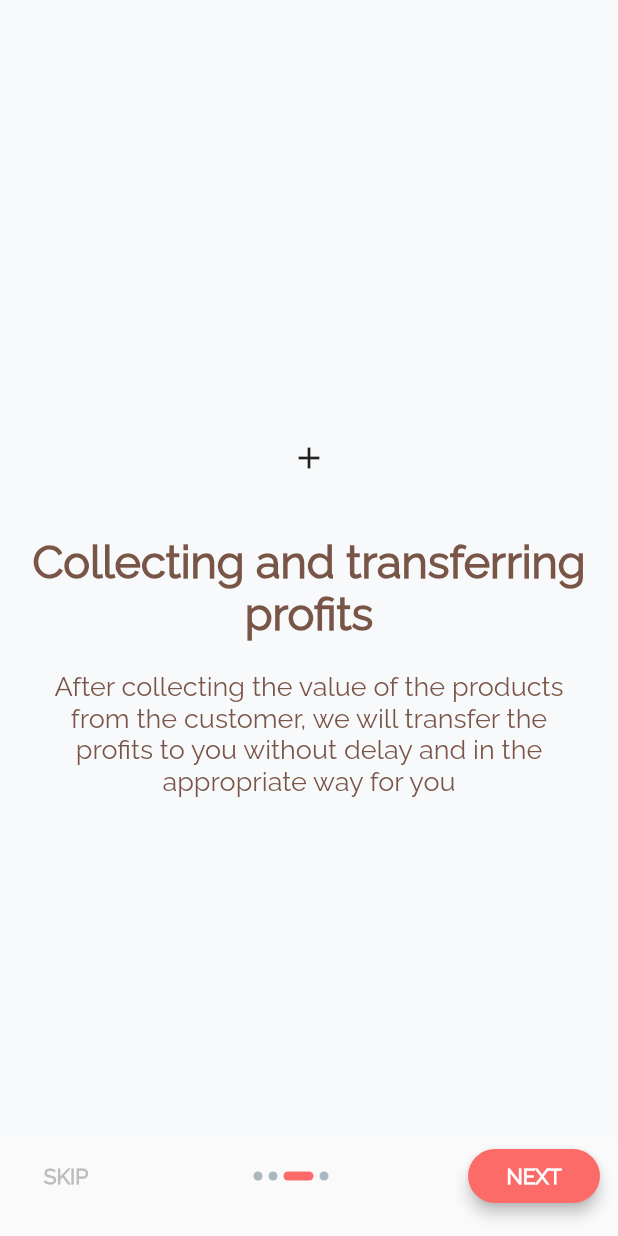
After one commit to hassan-thabet/al-matjar, a Flutter app: the OnBoardingPage screen opened directly, swiped to page 3, on a phone screen of 412 x 824 dp. The commit adds this screen. Run offline on Flutter 3.47's test engine with Material 2 defaults, Android fonts, the phone set to English and light mode, and no system bars; our stand-ins replace flutter_bloc, shared_preferences; accounts and stored records are empty.

Commit message:
onBoarding Pages

```diff
--- a/assets/lang/en.json
+++ b/assets/lang/en.json
@@ -1,5 +1,15 @@
 {
-  "hello_world" : "Hello World",
-  "lang" : "english"
-
+  "hello_world": "Hello World",
+  "lang": "english",
+  "next": "next",
+  "skip": "skip",
+  "start": "get started",
+  "on_boarding_title1": "Do you want to increase your income ?",
+  "on_boarding_description1": "al-matjar will helps you to start your e-commerce easily. We will provide all products at a special price that guarantees you greater profit.",
+  "on_boarding_title2": "Warehousing and delivery",
+  "on_boarding_description2": "Without warehousing and capital problems, in addition to a fast delivery service at special prices",
+  "on_boarding_title3": "Collecting and transferring profits",
+  "on_boarding_description3": "After collecting the value of the products from the customer, we will transfer the profits to you without delay and in the appropriate way for you",
+  "on_boarding_title4": "All you have to do is",
+  "on_boarding_description4": "Market your products in the right way for you, whether TikTok, Snapchat, Instagram or Facebook, then receive your profits"
 }
--- a/lib/bloc/locale_state.dart
+++ b/lib/bloc/locale_state.dart
@@ -9,4 +9,4 @@ class ChangeLocaleState extends LocaleState
   {
     final Locale locale;
     ChangeLocaleState({required this.locale});
-}
+  }
--- /dev/null
+++ b/lib/features/onBoarding/presentation/bloc/onBoarding_cubit.dart
@@ -0,0 +1,23 @@
+import 'dart:math';
+
+import 'package:flutter_bloc/flutter_bloc.dart';
+import 'onBoarding_state.dart';
+
+class OnBoardingCubit extends Cubit<OnBoardingState> {
+  OnBoardingCubit() : super(OnBoardingInitial());
+
+  // On App Start
+  startSplashPage() async {
+    emit(SplashPageLoading());
+
+    /// add new f like check connection or download some data from api
+    await Future.delayed(const Duration(seconds: 3));
+    emit(SplashPageLoaded());
+    emit(OnBoardingSlideChange(slideIndex: 0));
+  }
+
+  // onBoarding screen
+  onSlideChange(int slideIndex) {
+    emit(OnBoardingSlideChange(slideIndex: slideIndex));
+  }
+}
--- /dev/null
+++ b/lib/features/onBoarding/presentation/bloc/onBoarding_state.dart
@@ -0,0 +1,16 @@
+abstract class OnBoardingState {}
+
+class OnBoardingInitial extends OnBoardingState {}
+
+// Splash Page States
+class SplashPageLoading extends OnBoardingState {}
+
+class SplashPageLoaded extends OnBoardingState {}
+
+// OnBoarding Page States
+
+class OnBoardingSlideChange extends OnBoardingState {
+  final int slideIndex;
+
+  OnBoardingSlideChange({required this.slideIndex});
+}
--- /dev/null
+++ b/lib/features/onBoarding/presentation/pages/onBoarding_page.dart
@@ -0,0 +1,136 @@
+import 'package:almatjar/features/onBoarding/presentation/bloc/onBoarding_cubit.dart';
+import 'package:almatjar/features/onBoarding/presentation/bloc/onBoarding_state.dart';
+import 'package:almatjar/features/onBoarding/presentation/widgets/onBoarding_page_indicator.dart';
+import 'package:almatjar/features/onBoarding/presentation/widgets/onBoarding_slide_widget.dart';
+import 'package:almatjar/global_app_localizations.dart';
+import 'package:almatjar/settings.dart';
+import 'package:flutter/material.dart';
+import 'package:flutter_bloc/flutter_bloc.dart';
+
+class OnBoardingPage extends StatelessWidget {
+  const OnBoardingPage({Key? key}) : super(key: key);
+
+  @override
+  Widget build(BuildContext context) {
+    return Scaffold(
+        backgroundColor: const Color(0xffF8F9FA),
+        body: SizedBox(
+            height: double.infinity - 120,
+            width: double.infinity,
+            child: BlocBuilder<OnBoardingCubit, OnBoardingState>(
+                builder: (context, state) {
+              return PageView(
+                onPageChanged: (index) {
+                  BlocProvider.of<OnBoardingCubit>(context)
+                      .onSlideChange(index);
+                },
+                children: <Widget>[
+                  OnBoardingSlideWidget(
+                      'imagePath',
+                      'on_boarding_title1'.tr(context),
+                      'on_boarding_description1'.tr(context)),
+                  OnBoardingSlideWidget(
+                      'imagePath',
+                      'on_boarding_title2'.tr(context),
+                      'on_boarding_description2'.tr(context)),
+                  OnBoardingSlideWidget(
+                      'imagePath',
+                      'on_boarding_title3'.tr(context),
+                      'on_boarding_description3'.tr(context)),
+                  OnBoardingSlideWidget(
+                      'imagePath',
+                      'on_boarding_title4'.tr(context),
+                      'on_boarding_description4'.tr(context)),
+                ],
+              );
+            })),
+        bottomSheet: Padding(
+          padding: const EdgeInsets.symmetric(horizontal: 12),
+          child: BlocBuilder<OnBoardingCubit, OnBoardingState>(
+              builder: (context, state) {
+            if (state is OnBoardingSlideChange) {
+              if (state.slideIndex != 3) {
+                return Container(
+                  color: Colors.transparent,
+                  padding: const EdgeInsets.only(bottom: 16),
+                  child: Row(
+                    mainAxisAlignment: MainAxisAlignment.spaceBetween,
+                    children: <Widget>[
+                      TextButton(
+                        onPressed: () {},
+                        child: Text(
+                          'skip'.tr(context).toUpperCase(),
+                          style: const TextStyle(
+                              color: Color(0xffBCBDBD),
+                              fontWeight: FontWeight.w600),
+                        ),
+                      ),
+                      Row(
+                        children: [
+                          for (int i = 0; i < 4; i++)
+                            i == state.slideIndex
+                                ? const OnBoardingPageIndicator(
+                                    isCurrentPage: true)
+                                : const OnBoardingPageIndicator(
+                                    isCurrentPage: false),
+                        ],
+                      ),
+                      MaterialButton(
+                        onPressed: () {
+                          Navigator.pushReplacement(
+                              context,
+                              MaterialPageRoute(
+                                  builder: (context) => const SettingScreen()));
+                        },
+                        color: const Color(0xffFC6B68),
+                        elevation: 4,
+                        shape: RoundedRectangleBorder(
+                            borderRadius: BorderRadius.circular(32)),
+                        child: Text(
+                          'next'.tr(context).toUpperCase(),
+                          style: const TextStyle(
+                              fontSize: 14,
+                              color: Colors.white,
+                              fontWeight: FontWeight.w600),
+                        ),
+                      ),
+                    ],
+                  ),
+                );
+              }
+              return Container(
+                color: Colors.transparent,
+                padding: const EdgeInsets.only(bottom: 16),
+                child: Row(
+                  mainAxisAlignment: MainAxisAlignment.center,
+                  children: [
+                    MaterialButton(
+                      onPressed: () {
+                        Navigator.pushReplacement(
+                            context,
+                            MaterialPageRoute(
+                                builder: (context) => const SettingScreen()));
+                      },
+                      color: const Color(0xffFC6B68),
+                      elevation: 12,
+                      minWidth: 200,
+                      height: 44,
+                      shape: RoundedRectangleBorder(
+                          borderRadius: BorderRadius.circular(32)),
+                      child: Text(
+                        'start'.tr(context).toUpperCase(),
+                        style: const TextStyle(
+                            fontSize: 14,
+                            color: Colors.white,
+                            fontWeight: FontWeight.w600),
+                      ),
+                    ),
+                  ],
+                ),
+              );
+            }
+            return const SizedBox();
+          }),
+        ));
+  }
+}
--- /dev/null
+++ b/lib/features/onBoarding/presentation/widgets/onBoarding_page_indicator.dart
@@ -0,0 +1,21 @@
+import 'package:flutter/material.dart';
+
+class OnBoardingPageIndicator extends StatelessWidget {
+  final bool isCurrentPage;
+
+  const OnBoardingPageIndicator({super.key, required this.isCurrentPage});
+
+  @override
+  Widget build(BuildContext context) {
+    return Container(
+      margin: const EdgeInsets.symmetric(horizontal: 2.0),
+      height: isCurrentPage ? 6 : 6,
+      width: isCurrentPage ? 20 : 6,
+      decoration: BoxDecoration(
+        color:
+            isCurrentPage ? const Color(0xffFC6B68) : const Color(0xffAAB7C1),
+        borderRadius: BorderRadius.circular(12),
+      ),
+    );
+  }
+}
--- /dev/null
+++ b/lib/features/onBoarding/presentation/widgets/onBoarding_slide_widget.dart
@@ -0,0 +1,40 @@
+import 'package:flutter/material.dart';
+
+class OnBoardingSlideWidget extends StatelessWidget {
+  final String imagePath, title, description;
+
+  const OnBoardingSlideWidget(this.imagePath, this.title, this.description,
+      {super.key});
+
+  @override
+  Widget build(BuildContext context) {
+    return Container(
+      padding: const EdgeInsets.symmetric(horizontal: 20),
+      alignment: Alignment.center,
+      child: Column(
+        mainAxisAlignment: MainAxisAlignment.center,
+        children: <Widget>[
+          const Icon(Icons.add),
+          const SizedBox(
+            height: 40,
+          ),
+          Text(
+            title,
+            textAlign: TextAlign.center,
+            style: const TextStyle(
+                fontWeight: FontWeight.w600, fontSize: 30, color: Colors.brown),
+          ),
+          const SizedBox(
+            height: 20,
+          ),
+          Text(description,
+              textAlign: TextAlign.center,
+              style: const TextStyle(
+                  fontWeight: FontWeight.w500,
+                  fontSize: 18,
+                  color: Colors.brown))
+        ],
+      ),
+    );
+  }
+}
--- a/lib/settings.dart
+++ b/lib/settings.dart
@@ -34,7 +34,7 @@ class SettingScreen extends StatelessWidget {
                           }
                         },
                       ),
-                      Text('lang'.tr(context)),
+              Text('lang'.tr(context)),
                     ],
                   );
                 }
```
Also changed, not shown: assets/lang/ar.json (+13 -2 lines), lib/features/onBoarding/presentation/pages/splash_page.dart (added, +35 -0 lines), lib/language_cache_helper.dart (+10 -12 lines), lib/main.dart (+28 -32 lines), pubspec.yaml (+15 -17 lines), assets/fonts/Loew Next Arabic.otf (added), assets/fonts/Raleway-Regular.ttf (added).
